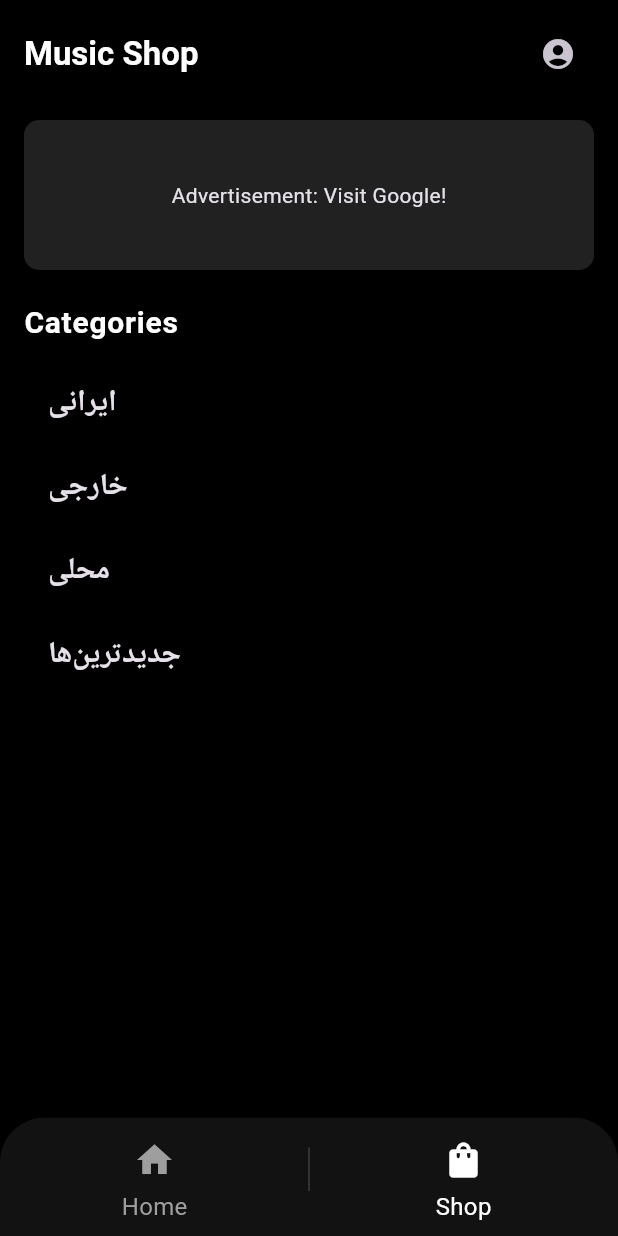
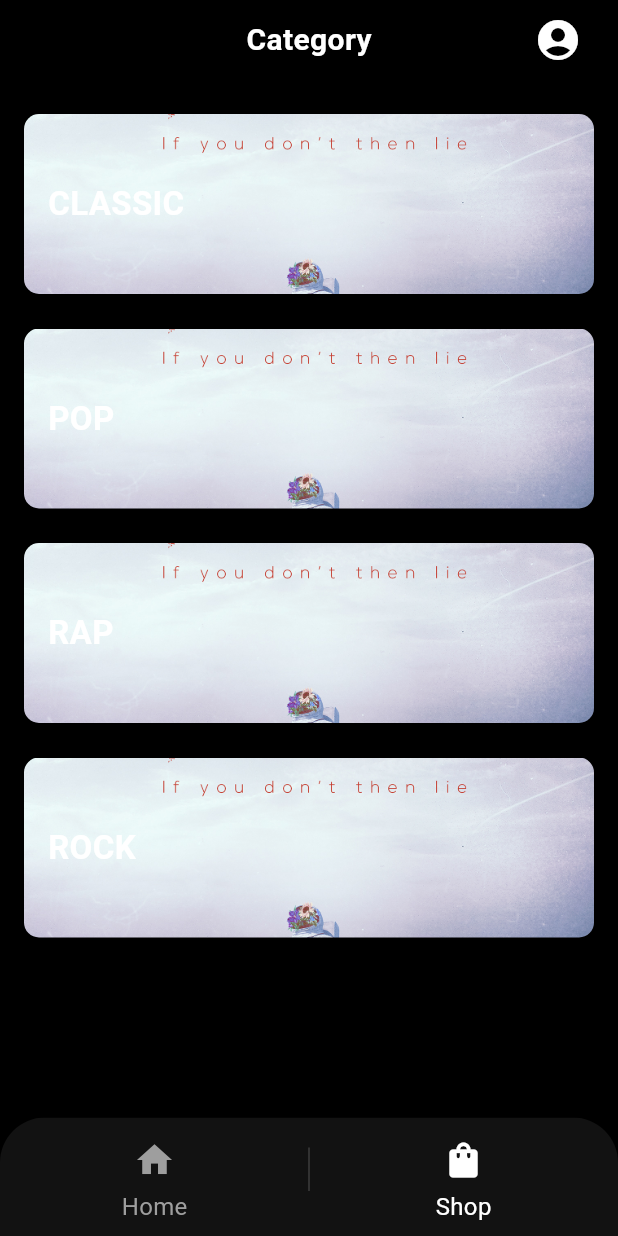
Before and after one commit to HosseinBadr404/music_player, a Flutter app: the screen it shows after launch, item 2 of the bottom bar chosen, on a phone screen of 412 x 824 dp. Run offline on Flutter 3.47's test engine with Material 3 defaults, Android fonts, the phone set to English and light mode, and no system bars; our stand-ins replace google_fonts, image_picker, just_audio, permission_handler; missing offline and left inert: flutter_inappwebview; accounts and stored records are empty; Roboto replaces fonts that are missing (Lora).

Commit message:
musicShop update - fix bugs

```diff
--- a/lib/MusicShopPage.dart
+++ b/lib/MusicShopPage.dart
@@ -1,7 +1,9 @@
 import 'package:flutter/material.dart';
 import 'package:flutter_inappwebview/flutter_inappwebview.dart';
 import 'MusicShopListPage.dart';
+import 'SignIn.dart';
 import 'AccountPage.dart';
+import 'fake_user_data.dart';
 
 class MusicShopPage extends StatefulWidget {
   const MusicShopPage({super.key});
@@ -13,44 +15,42 @@ class MusicShopPage extends StatefulWidget {
 class _MusicShopPageState extends State<MusicShopPage> {
   int _selectedIndex = 1;
 
-  final List<String> categories = [
-    'ایرانی',
-    'خارجی',
-    'محلی',
-    'جدیدترین‌ها',
+  final List<Map<String, String>> categories = [
+    {'name': 'CLASSIC', 'image': 'assets/images/c1.jpg'},
+    {'name': 'POP', 'image': 'assets/images/c1.jpg'},
+    {'name': 'RAP', 'image': 'assets/images/c1.jpg'},
+    {'name': 'ROCK', 'image': 'assets/images/c1.jpg'},
   ];
-
-  void _onItemTapped(int index) {
-    setState(() {
-      _selectedIndex = index;
-    });
-    if (index == 0) {
-      Navigator.pushNamed(context, '/');
-    } else if (index == 1) {
-      Navigator.pushNamed(context, '/music_shop');
-    }
-  }
 
   @override
   Widget build(BuildContext context) {
     return Scaffold(
       backgroundColor: Colors.black,
       bottomNavigationBar: ClipRRect(
-        borderRadius: BorderRadius.only(
+        borderRadius: const BorderRadius.only(
           topLeft: Radius.circular(30),
           topRight: Radius.circular(30),
         ),
         child: Stack(
           children: [
             BottomNavigationBar(
-              backgroundColor: Color.fromRGBO(255, 255, 255, 0.07),
+              backgroundColor: const Color.fromRGBO(255, 255, 255, 0.07),
               selectedItemColor: Colors.white,
               unselectedItemColor: Colors.grey,
               iconSize: 28,
               selectedFontSize: 16,
               unselectedFontSize: 16,
               currentIndex: _selectedIndex,
-              onTap: _onItemTapped,
+              onTap: (index) {
+                setState(() {
+                  _selectedIndex = index;
+                });
+                if (index == 0) {
+                  Navigator.pushNamed(context, '/');
+                } else if (index == 1) {
+                  Navigator.push(context, MaterialPageRoute(builder: (context) => const MusicShopPage()));
+                }
+              },
               items: [
                 BottomNavigationBarItem(
                   label: 'Home',
@@ -82,96 +82,103 @@ class _MusicShopPageState extends State<MusicShopPage> {
       ),
       body: SafeArea(
         child: Padding(
-          padding: EdgeInsets.symmetric(horizontal: 16, vertical: 12),
-          child: _buildShopContent(), // Directly show shop content
+          padding: const EdgeInsets.symmetric(horizontal: 16, vertical: 12),
+          child: Column(
+            crossAxisAlignment: CrossAxisAlignment.start,
+            children: [
+              Stack(
+                alignment: Alignment.center,
+                children: [
+                  const Center(
+                    child: Text(
+                      'Category',
+                      style: TextStyle(
+                        color: Colors.white,
+                        fontSize: 20,
+                        fontWeight: FontWeight.bold,
+                      ),
+                    ),
+                  ),
+                  Positioned(
+                    right: 0,
+                    child: IconButton(
+                      icon: const Icon(Icons.account_circle, color: Colors.white , size: 32,),
+                      onPressed: () {
+                        if (FakeUserData.isLoggedIn()) {
+                          Navigator.push(
+                            context,
+                            MaterialPageRoute(
+                              builder: (context) => const AccountPage(),
+                            ),
+                          );
+                        } else {
+                          Navigator.push(
+                            context,
+                            MaterialPageRoute(
+                              builder: (context) => const SignIn(),
+                            ),
+                          );
+                        }
+                      },
+                    ),
+                  ),
+                ],
+              ),
+              const SizedBox(height: 35),
+              Expanded(
+                child: ListView.separated(
+                  itemCount: categories.length,
+                  separatorBuilder: (_, __) => const SizedBox(height: 23),
+                  itemBuilder: (context, index) {
+                    return _buildCategoryCard(
+                      categories[index]['name']!,
+                      categories[index]['image']!,
+                    );
+                  },
+                ),
+              ),
+            ],
+          ),
         ),
       ),
     );
   }
 
-  Widget _buildShopContent() {
-    return ListView(
-      children: [
-        Row(
-          mainAxisAlignment: MainAxisAlignment.spaceBetween,
-          children: [
-            Text(
-              'Music Shop',
-              style: Theme.of(context).textTheme.titleLarge,
-            ),
-            IconButton(
-              icon: Icon(Icons.account_circle),
-              onPressed: () {
-                Navigator.push(
-                  context,
-                  MaterialPageRoute(builder: (context) => AccountPage()),
-                );
-              },
-            ),
-          ],
-        ),
-        SizedBox(height: 20),
-        _buildAdCard(),
-        SizedBox(height: 20),
-        Text(
-          'Categories',
-          style: Theme.of(context).textTheme.bodyLarge,
-        ),
-        SizedBox(height: 10),
-        ...categories.map((category) => ListTile(
-          title: Text(category),
-          onTap: () {
-            Navigator.push(
-              context,
-              MaterialPageRoute(
-                builder: (context) => MusicShopListPage(category: category),
-              ),
-            );
-          },
-        )),
-      ],
-    );
-  }
-
-  Widget _buildAdCard() {
+  // Builds the category card with image and label overlay
+  Widget _buildCategoryCard(String name, String imagePath) {
     return GestureDetector(
       onTap: () {
         Navigator.push(
           context,
           MaterialPageRoute(
-            builder: (context) => InAppWebViewPage(url: 'https://www.google.com'),
+            builder: (context) => MusicShopListPage(category: name),
           ),
         );
       },
       child: Container(
-        height: 100,
+        height: 120,
         decoration: BoxDecoration(
-          color: Colors.grey.shade900,
           borderRadius: BorderRadius.circular(10),
+          image: DecorationImage(
+            image: AssetImage(imagePath),
+            fit: BoxFit.cover,
+          ),
         ),
-        child: Center(
-          child: Text(
-            'Advertisement: Visit Google!',
-            style: Theme.of(context).textTheme.bodyMedium,
+        child: Align(
+          alignment: Alignment.centerLeft,
+          child: Padding(
+            padding: const EdgeInsets.all(16.0),
+            child: Text(
+              name,
+              style: const TextStyle(
+                color: Colors.white,
+                fontSize: 22,
+                fontWeight: FontWeight.bold,
+              ),
+            ),
           ),
         ),
       ),
     );
   }
 }
-
-class InAppWebViewPage extends StatelessWidget {
-  final String url;
-
-  const InAppWebViewPage({super.key, required this.url});
-
-  @override
-  Widget build(BuildContext context) {
-    return Scaffold(
-      appBar: AppBar(title: Text('Advertisement')),
-      body: InAppWebView(
-        initialUrlRequest: URLRequest(url: WebUri(url)),
-      ),
-    );
-  }
-}
--- /dev/null
+++ b/lib/fake_user_data.dart
@@ -0,0 +1,84 @@
+class User {
+  final String name;
+  final String email;
+  final String password;
+  final double balance;
+  final List<String> purchasedMusic;
+
+  User({
+    required this.name,
+    required this.email,
+    required this.password,
+    required this.balance,
+    required this.purchasedMusic,
+  });
+}
+
+class FakeUserData {
+  // لیست کاربران فیک
+  static List<User> users = [
+    User(
+      name: 'Ali Rezaei',
+      email: 'ali@example.com',
+      password: 'password123',
+      balance: 50.0,
+      purchasedMusic: ['Song 1', 'Song 2'],
+    ),
+    User(
+      name: 'Sara Ahmadi',
+      email: 'sara@example.com',
+      password: 'password456',
+      balance: 20.0,
+      purchasedMusic: ['Song 3'],
+    ),
+  ];
+
+  // کاربر فعلی که لاگین کرده
+  static User? currentUser;
+
+  // چک کردن لاگین
+  static bool login(String email, String password) {
+    final user = users.firstWhere(
+          (user) => user.email == email && user.password == password,
+      orElse: () => User(
+        name: '',
+        email: '',
+        password: '',
+        balance: 0.0,
+        purchasedMusic: [],
+      ),
+    );
+    if (user.email.isNotEmpty) {
+      currentUser = user;
+      return true;
+    }
+    return false;
+  }
+
+  // ثبت‌نام کاربر جدید
+  static bool signUp(String name, String email, String password) {
+    if (users.any((user) => user.email == email)) {
+      return false; // ایمیل قبلاً ثبت شده
+    }
+    final newUser = User(
+      name: name,
+      email: email,
+      password: password,
+      balance: 10.0, // موجودی اولیه
+      purchasedMusic: [],
+    );
+    users.add(newUser);
+    currentUser = newUser;
+    return true;
+  }
+
+  // چک کردن وضعیت لاگین
+  static bool isLoggedIn() {
+    return currentUser != null;
+  }
+
+  // خروج از حساب
+  static void logout() {
+    currentUser = null;
+  }
+}
--- a/lib/main.dart
+++ b/lib/main.dart
@@ -30,7 +30,7 @@ class MusicApp extends StatelessWidget {
       initialRoute: '/',
       routes: {
         '/': (context) => const HomePage(),
-        //'/music_shop': (context) => const MusicShopPage(),
+        '/music_shop': (context) => const MusicShopPage(),
         '/signin': (context) => const SignIn(),
         '/signup': (context) => const SignUp(),
       },
```
Also changed, not shown: lib/SignIn.dart (+33 -6 lines), lib/SignUp.dart (+41 -7 lines).
